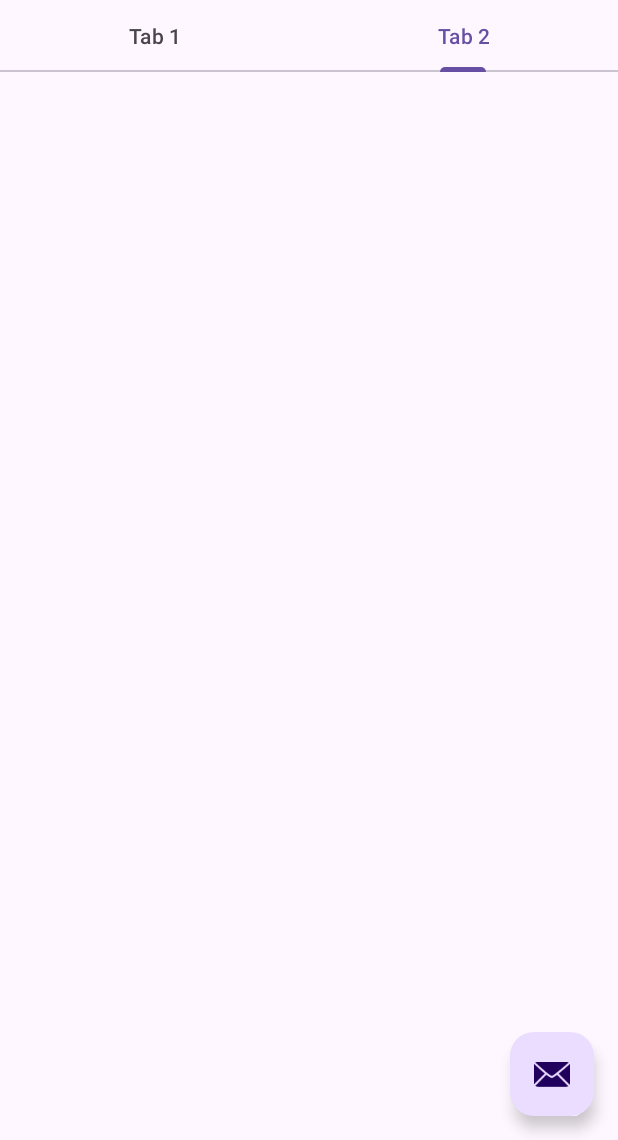
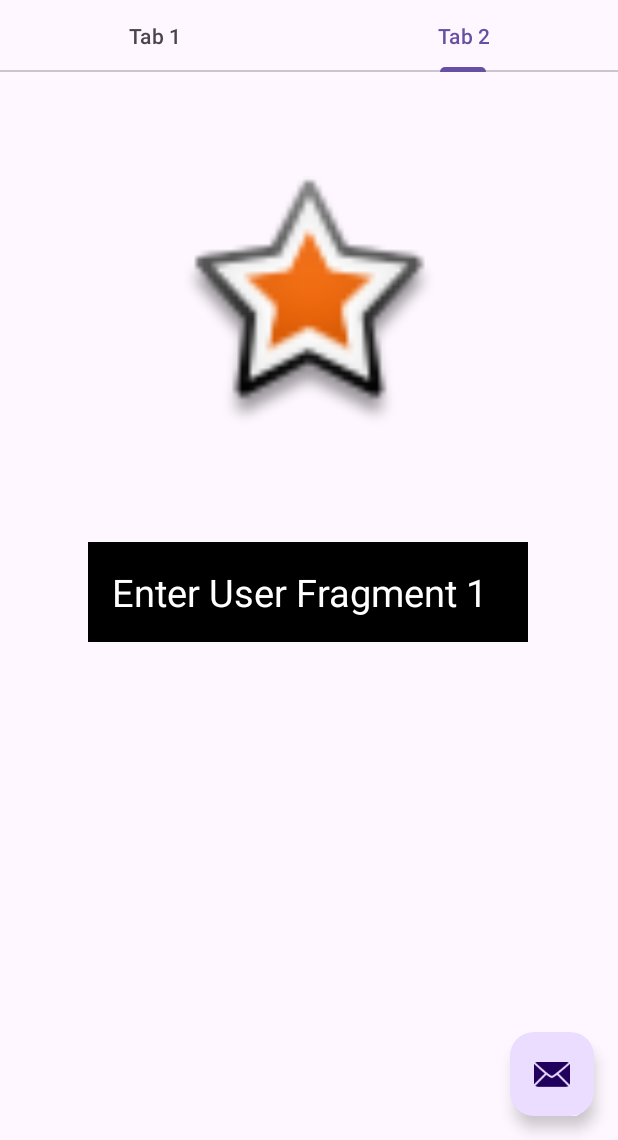
Before and after one commit to enesaks/AndroidCalismalarim, an Android app: the screen it shows after launch (MainActivity), tab 2 chosen, on a phone screen of 412 x 824 dp, the part 96-1236 px from its top. Run offline under Robolectric (Android 15) with nearby library versions, the phone set to English and light mode, and no system bars.

Commit message:
TappedFragmentCalismasi

```diff
--- /dev/null
+++ b/TappedFragmentCalismasi/app/src/main/java/com/enesaksu/tappedfragmentcalismasi/ui/main/FirstFragment.java
@@ -0,0 +1,83 @@
+package com.enesaksu.tappedfragmentcalismasi.ui.main;
+
+import android.os.Bundle;
+
+import androidx.annotation.NonNull;
+import androidx.annotation.Nullable;
+import androidx.fragment.app.Fragment;
+import androidx.lifecycle.ViewModelProvider;
+import androidx.lifecycle.ViewModelProviderKt;
+
+import android.text.Editable;
+import android.text.TextWatcher;
+import android.view.LayoutInflater;
+import android.view.View;
+import android.view.ViewGroup;
+import android.widget.EditText;
+import android.widget.TextView;
+import android.widget.Toast;
+
+import com.enesaksu.tappedfragmentcalismasi.R;
+
+import java.time.Duration;
+
+
+public class FirstFragment extends Fragment {
+
+    PageViewModel pageViewModel;
+    public static FirstFragment newInstance(){
+        return new FirstFragment();
+    }
+
+
+
+    @Override
+    public void onCreate(@Nullable Bundle savedInstanceState) {
+        super.onCreate(savedInstanceState);
+
+        //Toast.makeText(getActivity().getApplicationContext(),"Toast Massega",Toast.LENGTH_LONG).show();
+
+        pageViewModel =new ViewModelProvider(requireActivity()).get(PageViewModel.class);
+
+    }
+
+    @Nullable
+    @Override
+    public View onCreateView(@NonNull LayoutInflater inflater, @Nullable ViewGroup container, @Nullable Bundle savedInstanceState) {
+
+
+
+        return inflater.inflate(R.layout.fragment_first,container,false);
+    }
+
+    @Override
+    public void onViewCreated(@NonNull View view, @Nullable Bundle savedInstanceState) {
+        super.onViewCreated(view, savedInstanceState);
+
+        EditText editText = view.findViewById(R.id.editTextText);
+
+        editText.addTextChangedListener(new TextWatcher() {
+            @Override
+            public void beforeTextChanged(CharSequence charSequence, int i, int i1, int i2) {
+
+            }
+
+            @Override
+            public void onTextChanged(CharSequence charSequence, int i, int i1, int i2) {
+
+                pageViewModel.setName(charSequence.toString());
+
+
+            }
+
+            @Override
+            public void afterTextChanged(Editable editable) {
+
+            }
+        });
+
+
+
+
+    }
+}
--- a/TappedFragmentCalismasi/app/src/main/java/com/enesaksu/tappedfragmentcalismasi/ui/main/PageViewModel.java
+++ b/TappedFragmentCalismasi/app/src/main/java/com/enesaksu/tappedfragmentcalismasi/ui/main/PageViewModel.java
@@ -8,19 +8,15 @@ import androidx.lifecycle.ViewModel;
 
 public class PageViewModel extends ViewModel {
 
-    private MutableLiveData<Integer> mIndex = new MutableLiveData<>();
-    private LiveData<String> mText = Transformations.map(mIndex, new Function<Integer, String>() {
-        @Override
-        public String apply(Integer input) {
-            return "Fragment " + input;
-        }
-    });
+    private MutableLiveData<String> nameInput = new MutableLiveData<>();
 
-    public void setIndex(int index) {
-        mIndex.setValue(index);
+    public void setName(String name){
+        nameInput.setValue(name);
     }
 
-    public LiveData<String> getText() {
-        return mText;
+    public LiveData<String> getName(){
+        return nameInput;
     }
+
+
 }
--- a/TappedFragmentCalismasi/app/src/main/java/com/enesaksu/tappedfragmentcalismasi/ui/main/PlaceholderFragment.java
+++ /dev/null
@@ -1,70 +0,0 @@
-package com.enesaksu.tappedfragmentcalismasi.ui.main;
-
-import android.os.Bundle;
-import android.view.LayoutInflater;
-import android.view.View;
-import android.view.ViewGroup;
-import android.widget.TextView;
-
-import androidx.annotation.Nullable;
-import androidx.annotation.NonNull;
-import androidx.fragment.app.Fragment;
-import androidx.lifecycle.Observer;
-import androidx.lifecycle.ViewModelProvider;
-
-import com.enesaksu.tappedfragmentcalismasi.R;
-import com.enesaksu.tappedfragmentcalismasi.databinding.FragmentMainBinding;
-
-/**
- * A placeholder fragment containing a simple view.
- */
-public class PlaceholderFragment extends Fragment {
-
-    private static final String ARG_SECTION_NUMBER = "section_number";
-
-    private PageViewModel pageViewModel;
-    private FragmentMainBinding binding;
-
-    public static PlaceholderFragment newInstance(int index) {
-        PlaceholderFragment fragment = new PlaceholderFragment();
-        Bundle bundle = new Bundle();
-        bundle.putInt(ARG_SECTION_NUMBER, index);
-        fragment.setArguments(bundle);
-        return fragment;
-    }
-
-    @Override
-    public void onCreate(Bundle savedInstanceState) {
-        super.onCreate(savedInstanceState);
-        pageViewModel = new ViewModelProvider(this).get(PageViewModel.class);
-        int index = 1;
-        if (getArguments() != null) {
-            index = getArguments().getInt(ARG_SECTION_NUMBER);
-        }
-        pageViewModel.setIndex(index);
-    }
-
-    @Override
-    public View onCreateView(
-            @NonNull LayoutInflater inflater, ViewGroup container,
-            Bundle savedInstanceState) {
-
-        binding = FragmentMainBinding.inflate(inflater, container, false);
-        View root = binding.getRoot();
-
-        final TextView textView = binding.sectionLabel;
-        pageViewModel.getText().observe(getViewLifecycleOwner(), new Observer<String>() {
-            @Override
-            public void onChanged(@Nullable String s) {
-                textView.setText(s);
-            }
-        });
-        return root;
-    }
-
-    @Override
-    public void onDestroyView() {
-        super.onDestroyView();
-        binding = null;
-    }
-}
--- /dev/null
+++ b/TappedFragmentCalismasi/app/src/main/java/com/enesaksu/tappedfragmentcalismasi/ui/main/SecondFragment.java
@@ -0,0 +1,51 @@
+package com.enesaksu.tappedfragmentcalismasi.ui.main;
+
+import android.os.Bundle;
+
+import androidx.annotation.NonNull;
+import androidx.annotation.Nullable;
+import androidx.fragment.app.Fragment;
+import androidx.lifecycle.Observer;
+import androidx.lifecycle.ViewModelProvider;
+
+import android.view.LayoutInflater;
+import android.view.View;
+import android.view.ViewGroup;
+import android.widget.TextView;
+
+import com.enesaksu.tappedfragmentcalismasi.R;
+
+
+public class SecondFragment extends Fragment {
+    public static SecondFragment newInstance(){
+        return new SecondFragment();
+    }
+    PageViewModel pageViewModel;
+
+    @Override
+    public void onCreate(Bundle savedInstanceState) {
+        super.onCreate(savedInstanceState);
+        pageViewModel =new ViewModelProvider(requireActivity()).get(PageViewModel.class);
+    }
+
+    @Override
+    public View onCreateView(LayoutInflater inflater, ViewGroup container, Bundle savedInstanceState) {
+        return inflater.inflate(R.layout.fragment_second, container, false);
+    }
+
+    @Override
+    public void onViewCreated(@NonNull View view, @Nullable Bundle savedInstanceState) {
+        super.onViewCreated(view, savedInstanceState);
+
+        TextView textView;
+        textView = view.findViewById(R.id.textview);
+
+        pageViewModel.getName().observe(requireActivity(), new Observer<String>() {
+            @Override
+            public void onChanged(String s) {
+                textView.setText(s);
+            }
+        });
+
+    }
+}
--- a/TappedFragmentCalismasi/app/src/main/java/com/enesaksu/tappedfragmentcalismasi/ui/main/SectionsPagerAdapter.java
+++ b/TappedFragmentCalismasi/app/src/main/java/com/enesaksu/tappedfragmentcalismasi/ui/main/SectionsPagerAdapter.java
@@ -29,7 +29,12 @@ public class SectionsPagerAdapter extends FragmentPagerAdapter {
     public Fragment getItem(int position) {
         // getItem is called to instantiate the fragment for the given page.
         // Return a PlaceholderFragment.
-        return PlaceholderFragment.newInstance(position + 1);
+        if (position == 0){
+            return FirstFragment.newInstance();
+        }else{
+            return SecondFragment.newInstance();
+        }
+
     }
 
     @Nullable
--- /dev/null
+++ b/TappedFragmentCalismasi/app/src/main/res/layout/fragment_first.xml
@@ -0,0 +1,39 @@
+<?xml version="1.0" encoding="utf-8"?>
+<androidx.constraintlayout.widget.ConstraintLayout
+
+    xmlns:android="http://schemas.android.com/apk/res/android"
+    xmlns:app="http://schemas.android.com/apk/res-auto"
+    xmlns:tools="http://schemas.android.com/tools"
+    android:layout_width="match_parent"
+    android:layout_height="match_parent"
+    tools:context=".ui.main.FirstFragment">
+
+
+    <EditText
+        android:id="@+id/editTextText"
+        android:layout_width="wrap_content"
+        android:layout_height="wrap_content"
+        android:layout_marginBottom="343dp"
+        android:ems="10"
+        android:inputType="text"
+        android:hint="Name"
+        app:layout_constraintBottom_toBottomOf="parent"
+        app:layout_constraintEnd_toEndOf="parent"
+        app:layout_constraintHorizontal_bias="0.497"
+        app:layout_constraintStart_toStartOf="parent"
+        app:layout_constraintTop_toBottomOf="@+id/imageView2" />
+
+    <ImageView
+        android:id="@+id/imageView2"
+        android:layout_width="204dp"
+        android:layout_height="0dp"
+        android:layout_marginTop="69dp"
+        android:layout_marginBottom="65dp"
+        android:src="@android:drawable/btn_star_big_on"
+        app:layout_constraintBottom_toTopOf="@+id/editTextText"
+        app:layout_constraintEnd_toEndOf="parent"
+        app:layout_constraintStart_toStartOf="parent"
+        app:layout_constraintTop_toTopOf="parent" />
+
+
+</androidx.constraintlayout.widget.ConstraintLayout>
--- a/TappedFragmentCalismasi/app/src/main/res/layout/fragment_main.xml
+++ /dev/null
@@ -1,23 +0,0 @@
-<?xml version="1.0" encoding="utf-8"?>
-<androidx.constraintlayout.widget.ConstraintLayout xmlns:android="http://schemas.android.com/apk/res/android"
-    xmlns:app="http://schemas.android.com/apk/res-auto"
-    xmlns:tools="http://schemas.android.com/tools"
-    android:id="@+id/constraintLayout"
-    android:layout_width="match_parent"
-    android:layout_height="match_parent"
-    tools:context=".ui.main.PlaceholderFragment">
-
-    <TextView
-        android:id="@+id/section_label"
-        android:layout_width="wrap_content"
-        android:layout_height="wrap_content"
-        android:layout_marginStart="@dimen/activity_horizontal_margin"
-        android:layout_marginTop="@dimen/activity_vertical_margin"
-        android:layout_marginEnd="@dimen/activity_horizontal_margin"
-        android:layout_marginBottom="@dimen/activity_vertical_margin"
-        app:layout_constraintLeft_toLeftOf="parent"
-        app:layout_constraintTop_toTopOf="@+id/constraintLayout"
-        tools:layout_constraintLeft_creator="1"
-        tools:layout_constraintTop_creator="1" />
-
-</androidx.constraintlayout.widget.ConstraintLayout>
--- /dev/null
+++ b/TappedFragmentCalismasi/app/src/main/res/layout/fragment_second.xml
@@ -0,0 +1,39 @@
+<?xml version="1.0" encoding="utf-8"?>
+<androidx.constraintlayout.widget.ConstraintLayout xmlns:android="http://schemas.android.com/apk/res/android"
+    xmlns:app="http://schemas.android.com/apk/res-auto"
+    xmlns:tools="http://schemas.android.com/tools"
+    android:layout_width="match_parent"
+    android:layout_height="match_parent"
+    tools:context=".ui.main.SecondFragment">
+
+    <TextView
+        android:id="@+id/textview"
+        android:layout_width="wrap_content"
+        android:layout_height="wrap_content"
+        android:layout_marginBottom="332dp"
+        android:background="@color/black"
+        android:ems="10"
+        android:hint="Enter User Fragment 1"
+        android:padding="@dimen/activity_horizontal_margin"
+        android:textColor="@color/white"
+        android:textColorHint="@color/white"
+        android:textSize="25sp"
+        app:layout_constraintBottom_toBottomOf="parent"
+        app:layout_constraintEnd_toEndOf="parent"
+        app:layout_constraintHorizontal_bias="0.497"
+        app:layout_constraintStart_toStartOf="parent"
+        app:layout_constraintTop_toBottomOf="@+id/imageView3" />
+
+    <ImageView
+        android:id="@+id/imageView3"
+        android:layout_width="178dp"
+        android:layout_height="0dp"
+        android:layout_marginTop="69dp"
+        android:layout_marginBottom="71dp"
+        android:src="@android:drawable/star_big_on"
+        app:layout_constraintBottom_toTopOf="@+id/textview"
+        app:layout_constraintEnd_toEndOf="parent"
+        app:layout_constraintStart_toStartOf="parent"
+        app:layout_constraintTop_toTopOf="parent" />
+
+</androidx.constraintlayout.widget.ConstraintLayout>
--- a/TappedFragmentCalismasi/app/src/main/res/values/strings.xml
+++ b/TappedFragmentCalismasi/app/src/main/res/values/strings.xml
@@ -3,4 +3,6 @@
     <string name="title_activity_main2">MainActivity2</string>
     <string name="tab_text_1">Tab 1</string>
     <string name="tab_text_2">Tab 2</string>
+    <!-- TODO: Remove or change this placeholder text -->
+    <string name="hello_blank_fragment">Hello blank fragment</string>
 </resources>
```
